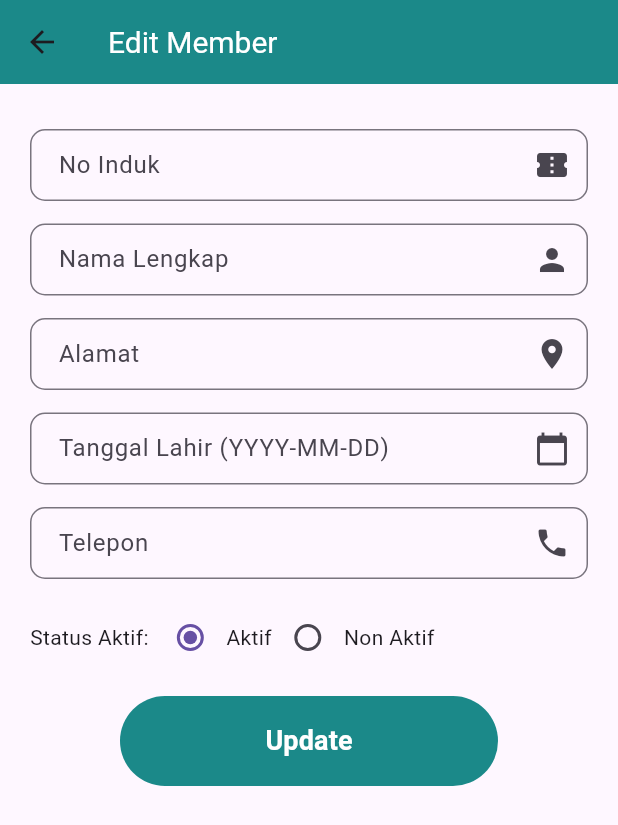
After one commit to BagusWahyuMahendra/tugas-pemrogramanMobile, a Flutter app: the EditMemberPage screen opened by its route, on a phone screen of 412 x 824 dp. The commit adds this screen. Shown: the top 825 px of the screen. Run offline on Flutter 3.47's test engine with Material 3 defaults, Android fonts, the phone set to English and light mode, and no system bars; our stand-ins replace dio, font_awesome_flutter, get_storage, google_fonts; accounts and stored records are empty.

Commit message:
edit member done..

```diff
--- /dev/null
+++ b/flutter_application_1/lib/editMember.dart
@@ -0,0 +1,341 @@
+import 'package:dio/dio.dart';
+import 'package:flutter/material.dart';
+import 'package:get_storage/get_storage.dart';
+import 'package:intl/intl.dart';
+
+class EditMemberPage extends StatefulWidget {
+  const EditMemberPage({Key? key}) : super(key: key);
+
+  @override
+  _EditMemberPageState createState() => _EditMemberPageState();
+}
+
+class _EditMemberPageState extends State<EditMemberPage> {
+  final _dio = Dio();
+  final _storage = GetStorage();
+  final _apiUrl = 'https://mobileapis.manpits.xyz/api';
+
+  Member? member;
+  DateTime? _tglLahir;
+
+  final TextEditingController noIndukController = TextEditingController();
+  final TextEditingController namaController = TextEditingController();
+  final TextEditingController alamatController = TextEditingController();
+  final TextEditingController tglLahirController = TextEditingController();
+  final TextEditingController teleponController = TextEditingController();
+  late int id = 0;
+
+  int statusAktifValue = 1;
+  bool isLoading = false;
+
+  @override
+  void didChangeDependencies() {
+    super.didChangeDependencies();
+    final args = ModalRoute.of(context)?.settings.arguments;
+    if (args != null) {
+      id = args as int;
+      detailMember();
+    }
+  }
+
+  Future<void> detailMember() async {
+    setState(() {
+      isLoading = true;
+    });
+
+    try {
+      final _response = await _dio.get(
+        '$_apiUrl/anggota/$id',
+        options: Options(
+          headers: {'Authorization': 'Bearer ${_storage.read('token')}'},
+        ),
+      );
+
+      if (_response.statusCode == 200) {
+        final responseData = _response.data;
+        final memberData = responseData['data']['anggota'];
+        setState(() {
+          member = Member.fromJson(memberData);
+          if (member != null) {
+            noIndukController.text = member?.nomorInduk?.toString() ?? '';
+            namaController.text = member?.nama ?? '';
+            alamatController.text = member?.alamat ?? '';
+            teleponController.text = member?.telepon ?? '';
+            statusAktifValue = member?.statusAktif ?? 1;
+            _tglLahir = DateFormat("yyyy-MM-dd").parse(member?.tglLahir ?? '');
+            tglLahirController.text =
+                DateFormat("yyyy-MM-dd").format(_tglLahir!);
+          }
+        });
+      } else {
+        print('Terjadi kesalahan: ${_response.statusCode}');
+      }
+    } on DioError catch (e) {
+      print('Terjadi kesalahan: ${e.message}');
+    } finally {
+      setState(() {
+        isLoading = false;
+      });
+    }
+  }
+
+  @override
+  Widget build(BuildContext context) {
+    return Scaffold(
+      appBar: AppBar(
+        backgroundColor: Color(0xFF1B8989),
+        title: Text(
+          'Edit Member',
+          style: TextStyle(fontSize: 20, color: Colors.white),
+        ),
+      ),
+      body: SingleChildScrollView(
+        child: Container(
+          padding: const EdgeInsets.symmetric(horizontal: 20),
+          child: Column(
+            crossAxisAlignment: CrossAxisAlignment.stretch,
+            children: [
+              SizedBox(height: 30),
+              TextFormField(
+                controller: noIndukController,
+                decoration: InputDecoration(
+                  labelText: "No Induk",
+                  border: OutlineInputBorder(
+                    borderRadius: BorderRadius.circular(10),
+                  ),
+                  contentPadding:
+                      EdgeInsets.symmetric(vertical: 10, horizontal: 15),
+                  suffixIcon: Icon(Icons.confirmation_number),
+                ),
+              ),
+              SizedBox(height: 15),
+              TextFormField(
+                controller: namaController,
+                decoration: InputDecoration(
+                  labelText: "Nama Lengkap",
+                  border: OutlineInputBorder(
+                    borderRadius: BorderRadius.circular(10),
+                  ),
+                  contentPadding:
+                      EdgeInsets.symmetric(vertical: 10, horizontal: 15),
+                  suffixIcon: Icon(Icons.person),
+                ),
+              ),
+              SizedBox(height: 15),
+              TextFormField(
+                controller: alamatController,
+                decoration: InputDecoration(
+                  labelText: "Alamat",
+                  border: OutlineInputBorder(
+                    borderRadius: BorderRadius.circular(10),
+                  ),
+                  contentPadding:
+                      EdgeInsets.symmetric(vertical: 10, horizontal: 15),
+                  suffixIcon: Icon(Icons.location_on),
+                ),
+              ),
+              SizedBox(height: 15),
+              TextFormField(
+                controller: tglLahirController,
+                decoration: InputDecoration(
+                  labelText: "Tanggal Lahir (YYYY-MM-DD)",
+                  border: OutlineInputBorder(
+                    borderRadius: BorderRadius.circular(10),
+                  ),
+                  contentPadding:
+                      EdgeInsets.symmetric(vertical: 10, horizontal: 15),
+                  suffixIcon: IconButton(
+                    icon: Icon(Icons.calendar_today),
+                    onPressed: () {
+                      // _selectDate();
+                    },
+                  ),
+                ),
+              ),
+              SizedBox(height: 15),
+              TextFormField(
+                controller: teleponController,
+                decoration: InputDecoration(
+                  labelText: "Telepon",
+                  border: OutlineInputBorder(
+                    borderRadius: BorderRadius.circular(10),
+                  ),
+                  contentPadding:
+                      EdgeInsets.symmetric(vertical: 10, horizontal: 15),
+                  suffixIcon: Icon(Icons.phone),
+                ),
+              ),
+              SizedBox(height: 15),
+              Row(
+                children: [
+                  Text('Status Aktif: '),
+                  Radio(
+                    value: 1,
+                    groupValue: statusAktifValue,
+                    onChanged: (value) {
+                      setState(() {
+                        statusAktifValue = value as int;
+                      });
+                    },
+                  ),
+                  Text('Aktif'),
+                  Radio(
+                    value: 0,
+                    groupValue: statusAktifValue,
+                    onChanged: (value) {
+                      setState(() {
+                        statusAktifValue = value as int;
+                      });
+                    },
+                  ),
+                  Text('Non Aktif'),
+                ],
+              ),
+              SizedBox(height: 15),
+              Padding(
+                padding: EdgeInsets.symmetric(horizontal: 60),
+                child: MaterialButton(
+                  minWidth: double.infinity,
+                  height: 60,
+                  onPressed: () {
+                    goEditMember();
+                  },
+                  color: Color(0xFF1B8989),
+                  elevation: 0,
+                  shape: RoundedRectangleBorder(
+                    borderRadius: BorderRadius.circular(50),
+                  ),
+                  child: Text(
+                    "Update",
+                    style: TextStyle(
+                      fontWeight: FontWeight.w600,
+                      fontSize: 18,
+                      color: Colors.white,
+                    ),
+                  ),
+                ),
+              ),
+              SizedBox(height: 15),
+            ],
+          ),
+        ),
+      ),
+    );
+  }
+
+  void goEditMember() async {
+    setState(() {
+      isLoading = true;
+    });
+    try {
+      final _response = await _dio.put(
+        '$_apiUrl/anggota/$id',
+        data: {
+          'nomor_induk': noIndukController.text,
+          'nama': namaController.text,
+          'alamat': alamatController.text,
+          'tgl_lahir': _tglLahir != null ? _tglLahir!.toString() : '',
+          'telepon': teleponController.text,
+          'status_aktif': statusAktifValue,
+        },
+        options: Options(
+          headers: {
+            'Authorization': 'Bearer ${_storage.read('token')}',
+          },
+        ),
+      );
+      print(_response.data);
+      if (_response.statusCode == 200) {
+        showDialog(
+          context: context,
+          builder: (BuildContext context) {
+            return AlertDialog(
+              title: Text("Member Successfully Updated!"),
+              content: Text('Your member information has been updated.'),
+              actions: <Widget>[
+                TextButton(
+                  child: Text("OK"),
+                  onPressed: () {
+                    Navigator.pushNamed(
+                      context,
+                      '/listMember',
+                    );
+                  },
+                ),
+              ],
+            );
+          },
+        );
+      } else {
+        print('Terjadi kesalahan: ${_response.statusCode}');
+      }
+    } on DioError catch (e) {
+      print('${e.response} - ${e.response?.statusCode}');
+      showDialog(
+        context: context,
+        builder: (BuildContext context) {
+          return AlertDialog(
+            title: Text("Sorry!"),
+            content: Text(e.response?.data['message'] ?? 'An error occurred'),
+            actions: <Widget>[
+              TextButton(
+                child: Text("OK"),
+                onPressed: () {
+                  Navigator.pushNamed(
+                    context,
+                    '/homepage',
+                  );
+                },
+              ),
+            ],
+          );
+        },
+      );
+    } finally {
+      setState(() {
+        isLoading = false;
+      });
+    }
+  }
+}
+
+class Member {
+  int? id;
+  int? nomorInduk;
+  String? nama;
+  String? alamat;
+  String? tglLahir;
+  String? telepon;
+  int? statusAktif;
+
+  Member({
+    this.id,
+    this.nomorInduk,
+    this.nama,
+    this.alamat,
+    this.tglLahir,
+    this.telepon,
+    this.statusAktif,
+  });
+
+  Member.fromJson(Map<String, dynamic> json)
+      : id = json['id'],
+        nomorInduk = json['nomor_induk'],
+        nama = json['nama'],
+        alamat = json['alamat'],
+        tglLahir = json['tgl_lahir'],
+        telepon = json['telepon'],
+        statusAktif = json['status_aktif'];
+
+  Map<String, dynamic> toJson() {
+    return {
+      'id': id,
+      'nomor_induk': nomorInduk,
+      'nama': nama,
+      'alamat': alamat,
+      'tgl_lahir': tglLahir,
+      'telepon': telepon,
+      'status_aktif': statusAktif,
+    };
+  }
+}
--- a/flutter_application_1/lib/listMember.dart
+++ b/flutter_application_1/lib/listMember.dart
@@ -58,7 +58,7 @@ class _MemberListPageState extends State<MemberListPage> {
                               style: TextStyle(color: Colors.white),
                             ),
                             onTap: () {
-                              // Tambahkan aksi yang diinginkan saat item diklik
+                              goMemberDetail(member.id ?? 0);
                             },
                             trailing: Row(
                               mainAxisSize: MainAxisSize.min,
@@ -67,7 +67,9 @@ class _MemberListPageState extends State<MemberListPage> {
                                   icon: Icon(Icons.edit),
                                   color: Colors.white,
                                   onPressed: () {
-                                    // Tambahkan logika untuk aksi edit detail
+                                    Navigator.pushReplacementNamed(
+                                        context, '/editMember',
+                                        arguments: member?.id);
                                   },
                                 ),
                                 IconButton(
@@ -173,6 +175,66 @@ class _MemberListPageState extends State<MemberListPage> {
       },
     );
   }
+
+  void goMemberDetail(int id) async {
+    try {
+      final _response = await _dio.get(
+        '$_apiUrl/anggota/$id',
+        options: Options(
+          headers: {'Authorization': 'Bearer ${_storage.read('token')}'},
+        ),
+      );
+
+      if (_response.statusCode == 200) {
+        final responseData = _response.data;
+        final memberData = responseData['data']['anggota'];
+        Member? selectedMember = Member.fromJson(memberData);
+
+        if (selectedMember != null) {
+          String statusAktifText =
+              selectedMember.statusAktif == 1 ? 'Active' : 'Non Active';
+
+          showDialog(
+            context: context,
+            builder: (BuildContext context) {
+              return AlertDialog(
+                title: Text("Detail Member"),
+                content: Column(
+                  crossAxisAlignment: CrossAxisAlignment.start,
+                  mainAxisSize: MainAxisSize.min,
+                  children: [
+                    Text("ID: ${selectedMember.id ?? 'Not Found'}"),
+                    Text(
+                        "Nomor Induk: ${selectedMember.nomorInduk ?? 'Not Found'}"),
+                    Text("Nama: ${selectedMember.nama ?? 'Not Found'}"),
+                    Text("Alamat: ${selectedMember.alamat ?? 'Not Found'}"),
+                    Text(
+                        "Tanggal Lahir: ${selectedMember.tglLahir ?? 'Not Found'}"),
+                    Text("Telepon: ${selectedMember.telepon ?? 'Not Found'}"),
+                    Text("Status: ${statusAktifText}"),
+                  ],
+                ),
+                actions: [
+                  TextButton(
+                    onPressed: () {
+                      Navigator.pop(context);
+                    },
+                    child: Text("Tutup"),
+                  ),
+                ],
+              );
+            },
+          );
+        } else {
+          print("Data anggota tidak ditemukan.");
+        }
+      } else {
+        print('Terjadi kesalahan: ${_response.statusCode}');
+      }
+    } on DioError catch (e) {
+      print('Terjadi kesalahan: ${e.message}');
+    }
+  }
 }
 
 class Member {
@@ -182,6 +244,7 @@ class Member {
   String? alamat;
   String? tglLahir;
   String? telepon;
+  int? statusAktif;
 
   Member({
     this.id,
@@ -190,27 +253,27 @@ class Member {
     this.alamat,
     this.tglLahir,
     this.telepon,
+    this.statusAktif,
   });
 
-  // Mengkonversi JSON ke objek Member
-  Member.fromJson(Map<String, dynamic> json) {
-    id = json['id'];
-    nomorInduk = json['nomor_induk'];
-    nama = json['nama'];
-    alamat = json['alamat'];
-    tglLahir = json['tgl_lahir'];
-    telepon = json['telepon'];
-  }
+  Member.fromJson(Map<String, dynamic> json)
+      : id = json['id'],
+        nomorInduk = json['nomor_induk'],
+        nama = json['nama'],
+        alamat = json['alamat'],
+        tglLahir = json['tgl_lahir'],
+        telepon = json['telepon'],
+        statusAktif = json['status_aktif'];
 
-  // Mengkonversi data objek Member ke JSON
   Map<String, dynamic> toJson() {
-    final Map<String, dynamic> data = <String, dynamic>{};
-    data['id'] = id;
-    data['nomor_induk'] = nomorInduk;
-    data['nama'] = nama;
-    data['alamat'] = alamat;
-    data['tgl_lahir'] = tglLahir;
-    data['telepon'] = telepon;
-    return data;
+    return {
+      'id': id,
+      'nomor_induk': nomorInduk,
+      'nama': nama,
+      'alamat': alamat,
+      'tgl_lahir': tglLahir,
+      'telepon': telepon,
+      'status_aktif': statusAktif,
+    };
   }
 }
--- a/flutter_application_1/lib/main.dart
+++ b/flutter_application_1/lib/main.dart
@@ -1,4 +1,5 @@
 import 'package:flutter/material.dart';
+import 'package:flutter_application_1/editMember.dart';
 import 'package:flutter_application_1/homepage.dart';
 import 'package:flutter_application_1/listMember.dart';
 import 'package:flutter_application_1/login.dart';
@@ -20,6 +21,7 @@ Future<void> main() async {
       '/profile': (context) => ProfilePage(),
       '/addMember': (context) => RegisterMemberPage(),
       '/listMember': (context) => MemberListPage(),
+      '/editMember': (context) => EditMemberPage(),
     },
     initialRoute: '/',
   ));
--- a/flutter_application_1/lib/registerMember.dart
+++ b/flutter_application_1/lib/registerMember.dart
@@ -216,6 +216,7 @@ class _RegisterMemberPageState extends State<RegisterMemberPage> {
           'alamat': alamat,
           'tgl_lahir': tgl_lahir,
           'telepon': telepon,
+          'status_aktif': 1,
         },
       );
       if (_response.statusCode == 200) {
```
Also changed, not shown: flutter_application_1/lib/homepage.dart (+30 -19 lines), flutter_application_1/lib/profile.dart (+30 -1 lines).
